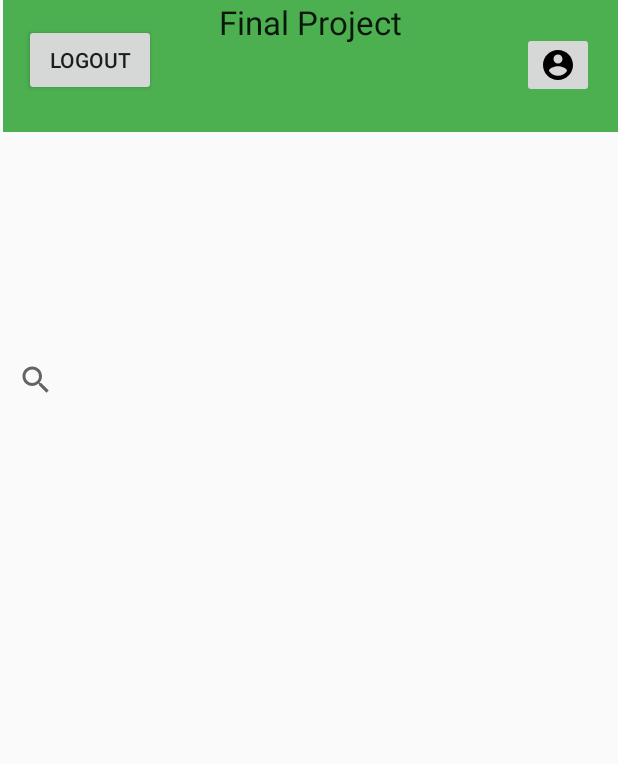
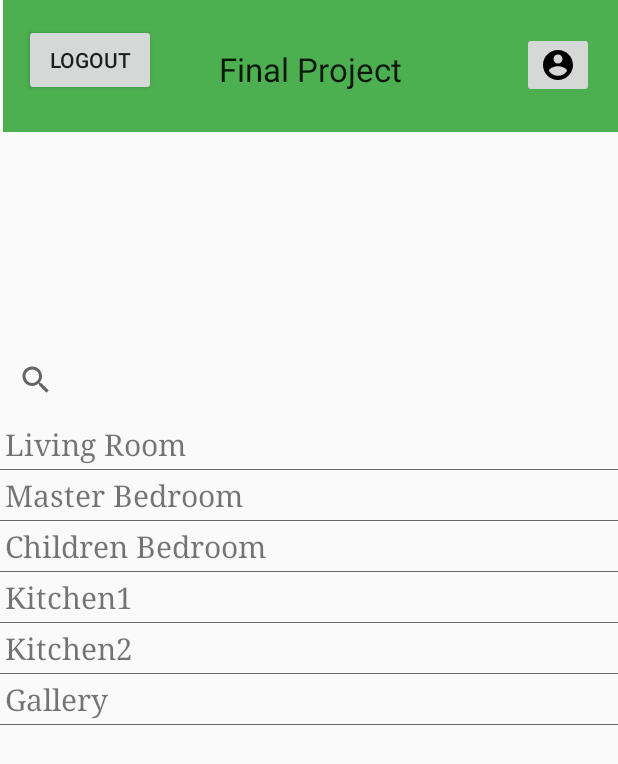
Before and after one commit to khann18/Care-to-Share, an Android app: the screen it shows after launch (MainActivity), on a phone screen of 412 x 824 dp. Shown: the top 764 px of the screen. Run offline under Robolectric (Android 15) with nearby library versions, the phone set to English and light mode, and no system bars.

Commit message:
fixed problem

```diff
--- /dev/null
+++ b/mobile/app/src/main/java/edu/upenn/cis350/cis350finalproject/CustomAdapter.java
@@ -0,0 +1,49 @@
+package edu.upenn.cis350.cis350finalproject;
+
+import android.content.Context;
+    import android.content.res.Resources;
+    import android.view.LayoutInflater;
+    import android.view.View;
+    import android.view.ViewGroup;
+    import android.widget.BaseAdapter;
+    import android.widget.TextView;
+
+
+public class CustomAdapter extends BaseAdapter
+{
+
+    Context context;
+    String[] rooms;
+    public CustomAdapter(Context c)
+    {
+        context = c;
+        Resources res = c.getResources();
+        rooms = res.getStringArray(R.array.images);
+    }
+
+    @Override
+    public int getCount() {
+        return rooms.length;
+    }
+
+    @Override
+    public Object getItem(int position) {
+        return rooms[position];
+    }
+
+    @Override
+    public long getItemId(int position) {
+        return position;
+    }
+
+    @Override
+    public View getView(int position, View convertView, ViewGroup parent) {
+
+        LayoutInflater inflater = (LayoutInflater)context.getSystemService(Context.LAYOUT_INFLATER_SERVICE);
+        View view =  inflater.inflate(R.layout.single_row,parent,false);
+        TextView txt = (TextView) view.findViewById(R.id.txt_item);
+        String temp = rooms[position];
+        txt.setText(temp);
+        return view;
+    }
+}
--- a/mobile/app/src/main/java/edu/upenn/cis350/cis350finalproject/MainActivity.java
+++ b/mobile/app/src/main/java/edu/upenn/cis350/cis350finalproject/MainActivity.java
@@ -1,30 +1,50 @@
 package edu.upenn.cis350.cis350finalproject;
 
 import androidx.appcompat.app.AppCompatActivity;
+import androidx.recyclerview.widget.LinearLayoutManager;
+import androidx.recyclerview.widget.RecyclerView;
 
 import android.os.Bundle;
-import android.view.Menu;
-import android.view.MenuInflater;
 
-import android.widget.Toolbar;
+import android.view.View;
+import android.widget.ListView;
+import android.widget.Toast;
 
-public class MainActivity extends AppCompatActivity {
+import java.util.ArrayList;
+
+public class MainActivity extends AppCompatActivity implements RAdapter.ItemClickListener {
+    private RecyclerView recyclerView;
+    private RAdapter mAdapter;
+    private RecyclerView.LayoutManager layoutManager;
 
     @Override
     protected void onCreate(Bundle savedInstanceState) {
 
         super.onCreate(savedInstanceState);
+        // recyclerView = (RecyclerView) findViewById(R.id.recycler);
         setContentView(R.layout.activity_main);
-//        Toolbar myToolbar = (Toolbar) findViewById(R.id.my_toolbar);
 
-        //setSupportActionBar(myToolbar);
+        // data to populate the RecyclerView with
+        ArrayList<String> animalNames = new ArrayList<>();
+        animalNames.add("Horse");
+        animalNames.add("Cow");
+        animalNames.add("Camel");
+        animalNames.add("Sheep");
+        animalNames.add("Goat");
+
+        ListView listView = (ListView) findViewById(R.id.listView);
+        listView.setAdapter(new CustomAdapter(this));
+        // set up the RecyclerView
+//        RecyclerView recyclerView = findViewById(R.id.recycler);
+//        recyclerView.setLayoutManager(new LinearLayoutManager(this));
+//        mAdapter = new RAdapter(this, animalNames);
+//        mAdapter.setClickListener(this);
+//        recyclerView.setAdapter(mAdapter);
     }
 
-//    @Override
-//    public boolean onCreateOptionsMenu(Menu menu) {
-//        MenuInflater inflater = getMenuInflater();
-//        inflater.inflate(R.menu.menu1, menu);
-//        return true;
-//    }
+    @Override
+    public void onItemClick(View view, int position) {
+        Toast.makeText(this, "You clicked " + mAdapter.getItem(position) + " on row number " + position, Toast.LENGTH_SHORT).show();
+    }
 
 }
--- a/mobile/app/src/main/res/layout/activity_main.xml
+++ b/mobile/app/src/main/res/layout/activity_main.xml
@@ -27,13 +27,25 @@
         app:layout_constraintStart_toStartOf="parent"
         app:layout_constraintTop_toTopOf="parent" />
 
-    <androidx.recyclerview.widget.RecyclerView
-        android:layout_width="409dp"
-        android:layout_height="454dp"
-        android:layout_marginEnd="1dp"
-        android:layout_marginBottom="1dp"
-        app:layout_constraintBottom_toBottomOf="parent"
-        app:layout_constraintEnd_toEndOf="parent" />
+    <!--    <androidx.recyclerview.widget.RecyclerView-->
+    <!--        android:id = "@+id/recycler"-->
+    <!--        android:layout_width="409dp"-->
+    <!--        android:layout_height="454dp"-->
+    <!--        android:layout_marginEnd="1dp"-->
+    <!--        android:layout_marginBottom="1dp"-->
+    <!--        app:layout_constraintBottom_toBottomOf="parent"-->
+    <!--        app:layout_constraintEnd_toEndOf="parent" />-->
+    <!--    -->
+
+    <ListView
+        android:id="@+id/listView"
+        android:layout_width="414dp"
+        android:layout_height="452dp"
+        android:layout_marginTop="279dp"
+        android:divider="#666666"
+        android:dividerHeight="0.1dp"
+        app:layout_constraintStart_toStartOf="parent"
+        app:layout_constraintTop_toTopOf="parent" />
 
     <TextView
         android:id="@+id/textView"
@@ -71,11 +83,12 @@
         android:id="@+id/textView2"
         android:layout_width="150dp"
         android:layout_height="28dp"
+        android:layout_marginTop="31dp"
         android:text="Final Project"
         android:textAppearance="@style/TextAppearance.AppCompat.Large"
         app:layout_constraintEnd_toEndOf="parent"
         app:layout_constraintHorizontal_bias="0.557"
         app:layout_constraintStart_toStartOf="parent"
-        tools:layout_editor_absoluteY="31dp" />
+        app:layout_constraintTop_toTopOf="parent" />
 
 </androidx.constraintlayout.widget.ConstraintLayout>
--- /dev/null
+++ b/mobile/app/src/main/res/layout/single_row.xml
@@ -0,0 +1,17 @@
+<?xml version="1.0" encoding="utf-8"?>
+<RelativeLayout xmlns:android="http://schemas.android.com/apk/res/android"
+    android:layout_width="match_parent" android:layout_height="match_parent">
+
+    <TextView
+        android:layout_width="match_parent"
+        android:layout_height="match_parent"
+        android:textSize="20sp"
+        android:gravity="start"
+        android:text="Large Text"
+        android:typeface="serif"
+        android:id="@+id/txt_item"
+        android:padding="3dp"
+        android:paddingLeft="5dp"
+        android:layout_alignParentLeft="true"
+        android:layout_alignParentStart="true" />
+</RelativeLayout>
--- a/mobile/app/src/main/res/values/strings.xml
+++ b/mobile/app/src/main/res/values/strings.xml
@@ -1,3 +1,11 @@
 <resources>
     <string name="app_name">CIS350 Final Project</string>
+    <string-array name="images">
+        <item>Living Room</item>
+        <item>Master Bedroom</item>
+        <item>Children Bedroom</item>
+        <item>Kitchen1</item>
+        <item>Kitchen2</item>
+        <item>Gallery</item>
+    </string-array>
 </resources>
```
Also changed, not shown: mobile/app/src/main/java/edu/upenn/cis350/cis350finalproject/RAdapter.java (added, +76 -0 lines), mobile/app/src/main/res/layout/post.xml (added, +15 -0 lines).
